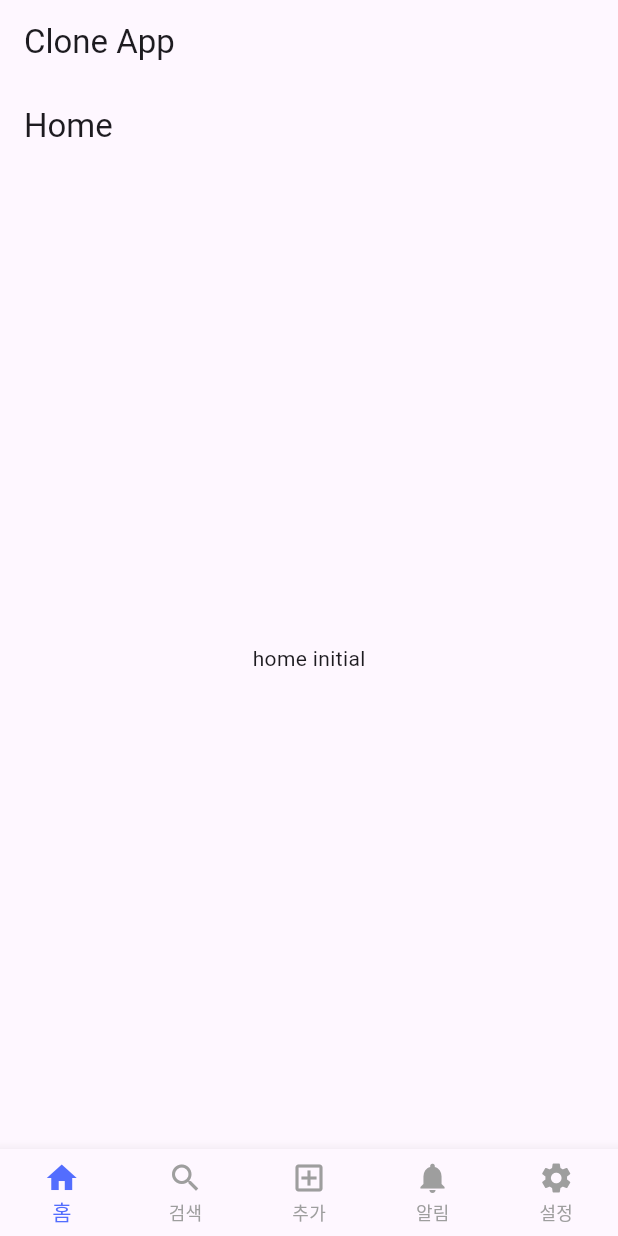
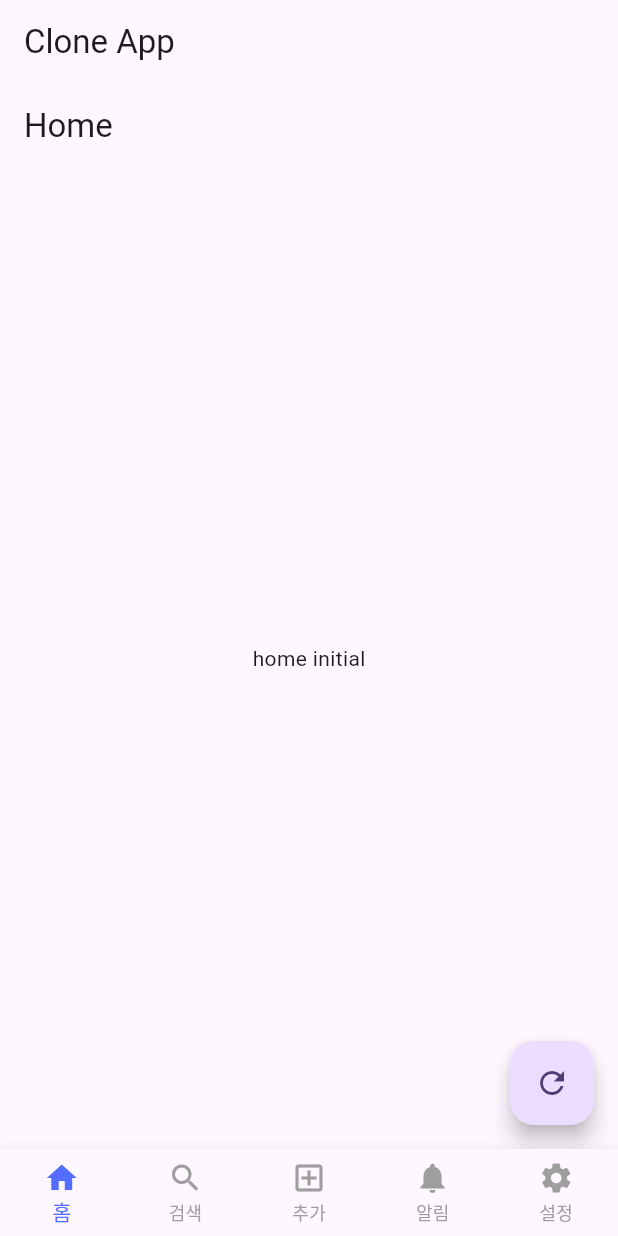
Before and after one commit to kumgold/blind-clone-flutter, a Flutter app: the screen it shows after launch, on a phone screen of 412 x 824 dp. Run offline on Flutter 3.47's test engine with Material 3 defaults, Android fonts, the light colour scheme and no system bars; our stand-ins replace equatable, flutter_bloc.

Commit message:
Update home_screen.dart

```diff
--- a/blind-clone/lib/ui/home/home_screen.dart
+++ b/blind-clone/lib/ui/home/home_screen.dart
@@ -1,4 +1,5 @@
 import 'package:blind_clone_flutter/ui/home/home_bloc.dart';
+import 'package:blind_clone_flutter/ui/home/home_event.dart';
 import 'package:blind_clone_flutter/ui/home/home_state.dart';
 import 'package:flutter/material.dart';
 import 'package:flutter_bloc/flutter_bloc.dart';
@@ -23,6 +24,12 @@ class HomeScreen extends StatelessWidget {
           },
         ),
       ),
+      floatingActionButton: FloatingActionButton(
+        onPressed: () {
+          context.read<HomeBloc>().add(FetchDataEvent());
+        },
+        child: const Icon(Icons.refresh),
+      ),
     );
   }
 }
```
